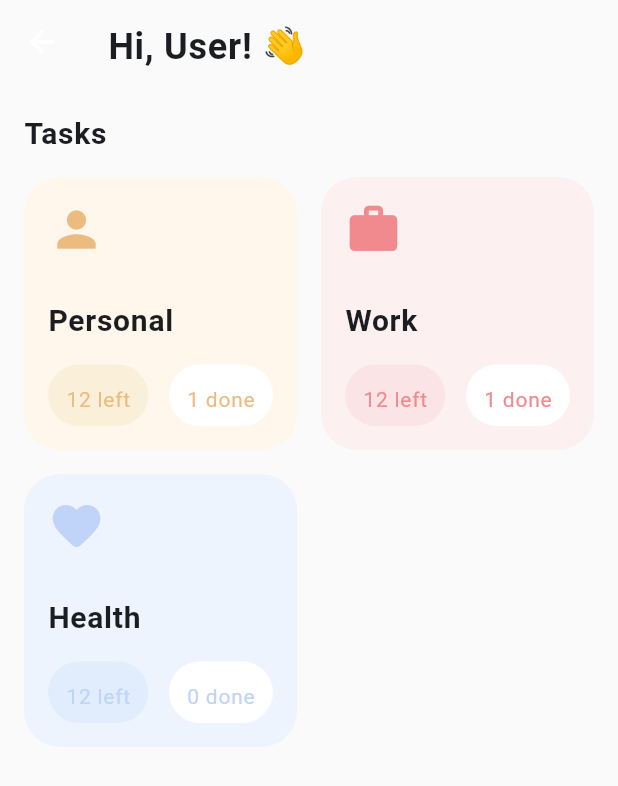
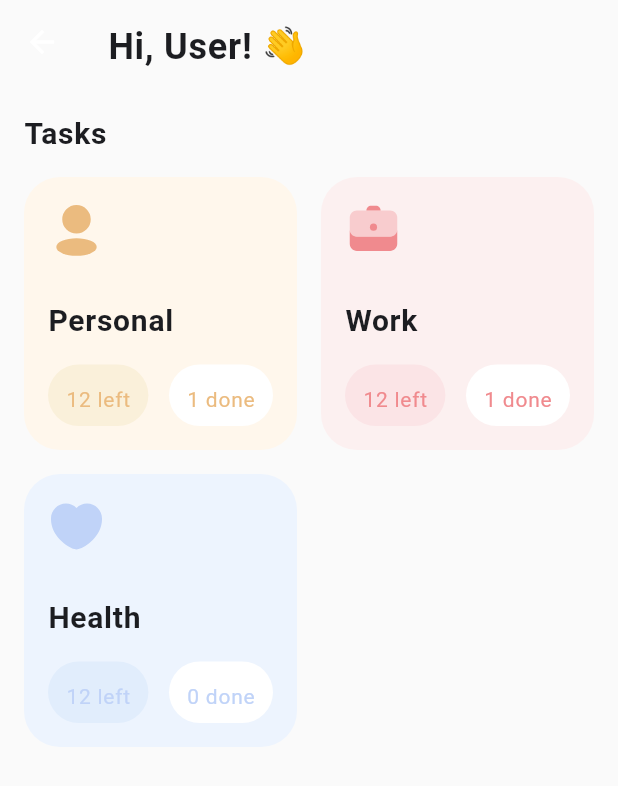
Before and after one commit to 2Math0/my_fate, a Flutter app: the HomePage screen opened directly, on a phone screen of 412 x 824 dp. Shown: the top 786 px of the screen. Run offline on Flutter 3.47's test engine with Material 2 defaults, Android fonts, the phone set to English and light mode, and no system bars; our stand-ins replace flutter_svg, google_fonts; Roboto replaces fonts that are missing (Kanit).

Commit message:
adjust bottom nav with new design

```diff
--- a/lib/presentation/resources/assets_manager.dart
+++ b/lib/presentation/resources/assets_manager.dart
@@ -6,7 +6,7 @@ class AppIcons {
   // Navigator Icons
   static const String home = '$appIconPath/home.svg';
   static const String plus = '$appIconPath/plus.svg';
-  static const String person = '$appIconPath/person.svg';
+  static const String person = '$appIconPath/person_1.svg';
 
   // Home Icons
   static const String bag = '$appIconPath/bag.svg';
@@ -33,4 +33,7 @@ class AppIcons {
 
   // Social Icons
   static const String github = "$appIconPath/github.svg";
+
+  // Transparent Icon
+  static const String transparent = "$appIconPath/transparent.svg";
 }
--- a/lib/presentation/resources/decoration_manager.dart
+++ b/lib/presentation/resources/decoration_manager.dart
@@ -1,4 +1,4 @@
-import 'package:flutter/cupertino.dart';
+import 'package:flutter/material.dart';
 import 'package:my_fate/presentation/resources/values_manager.dart';
 
 class AppDecoration {
@@ -7,4 +7,11 @@ class AppDecoration {
   static BoxDecoration defaultBoxDecoration(Color color) => BoxDecoration(
       color: color,
       borderRadius: BorderRadius.circular(AppCircularRadius.cr24));
+
+  static ButtonStyle transparentElevatedBtnStyle(Color color) =>
+      ElevatedButton.styleFrom(
+        shadowColor: color,
+        elevation: 0,
+        backgroundColor: color,
+      );
 }
--- a/lib/presentation/resources/values_manager.dart
+++ b/lib/presentation/resources/values_manager.dart
@@ -40,6 +40,7 @@ class AppSize {
   static const double s20 = 20.0;
 
   static const double s24 = 24.0;
+  static const double s28 = 28.0;
   static const double s30 = 30.0;
   static const double s32 = 32.0;
   static const double s38 = 38.0;
@@ -57,7 +58,10 @@ class AppCircularRadius {
   static const double cr5 = 5.0;
   static const double cr66 = 66.0;
   static const double cr8 = 8.0;
+  static const double cr15 = 15.0;
+  static const double cr20 = 20.0;
   static const double cr24 = 24.0;
+  static const double cr32 = 32.0;
 }
 
 class AppElevation {
--- a/lib/presentation/shared_widgets/components/task_type.dart
+++ b/lib/presentation/shared_widgets/components/task_type.dart
@@ -1,4 +1,5 @@
 import 'package:flutter/material.dart';
+import 'package:flutter_svg/flutter_svg.dart';
 import 'package:my_fate/presentation/shared_widgets/components/rounded_text.dart';
 
 import '../../resources/colors_manager.dart';
@@ -11,7 +12,7 @@ class TaskTypeItem extends StatelessWidget {
   final Color color;
   final Color darkColor;
   final Color lightColor;
-  final IconData icon;
+  final String svgIcon;
   final int leftNum;
   final int doneNum;
   final VoidCallback onTap;
@@ -22,7 +23,7 @@ class TaskTypeItem extends StatelessWidget {
     required this.color,
     required this.darkColor,
     required this.lightColor,
-    required this.icon,
+    required this.svgIcon,
     required this.leftNum,
     required this.doneNum,
     required this.onTap,
@@ -41,11 +42,7 @@ class TaskTypeItem extends StatelessWidget {
             mainAxisSize: MainAxisSize.min,
             crossAxisAlignment: CrossAxisAlignment.start,
             children: [
-              Icon(
-                icon,
-                color: darkColor,
-                size: AppSize.s38,
-              ),
+              SvgPicture.asset(svgIcon, color: darkColor, height: AppSize.s38),
               const SizedBox(height: AppMargin.m16),
               Text(
                 name,
--- a/lib/presentation/view/fragments/home_page.dart
+++ b/lib/presentation/view/fragments/home_page.dart
@@ -1,4 +1,5 @@
 import 'package:flutter/material.dart';
+import 'package:my_fate/presentation/resources/assets_manager.dart';
 import 'package:my_fate/presentation/resources/colors_manager.dart';
 import 'package:my_fate/presentation/resources/strings_manager.dart';
 import 'package:my_fate/presentation/resources/values_manager.dart';
@@ -15,7 +16,8 @@ class HomePage extends StatelessWidget {
           appBar: AppBar(
               title: Text('${AppStrings.hi}, ${AppStrings.userName}! 👋',
                   style: Theme.of(context).textTheme.headline2)),
-          body: Padding(
+          body: SingleChildScrollView(
+            child: Padding(
               padding: const EdgeInsets.all(AppPadding.p16),
               child: Column(
                 crossAxisAlignment: CrossAxisAlignment.start,
@@ -37,7 +39,7 @@ class HomePage extends StatelessWidget {
                           color: AppColors.kYellow,
                           darkColor: AppColors.kYellowDark,
                           lightColor: AppColors.kYellowLight,
-                        icon: Icons.person,
+                          svgIcon: AppIcons.person,
                           leftNum: 12,
                           doneNum: 1),
                       TaskTypeItem(
@@ -46,7 +48,7 @@ class HomePage extends StatelessWidget {
                           color: AppColors.kRed,
                           darkColor: AppColors.kRedDark,
                           lightColor: AppColors.kRedLight,
-                        icon: Icons.work,
+                          svgIcon: AppIcons.bag,
                           leftNum: 12,
                           doneNum: 1),
                       TaskTypeItem(
@@ -55,13 +57,14 @@ class HomePage extends StatelessWidget {
                           color: AppColors.kBlue,
                           darkColor: AppColors.kBlueDark,
                           lightColor: AppColors.kBlueLight,
-                        icon: Icons.favorite_rounded,
+                          svgIcon: AppIcons.heart,
                           leftNum: 12,
                           doneNum: 0),
                     ],
                   ),
                 ],
               ),
+            ),
           )),
     );
   }
```
Also changed, not shown: lib/presentation/view/nav_bar.dart (+60 -23 lines), lib/presentation/view_model/nav_bar_view_model.dart (+3 -4 lines), assets/icons/bag.svg, assets/icons/heart.svg, assets/icons/person_1.svg. Lines whose indentation alone changed are shown as unchanged.
